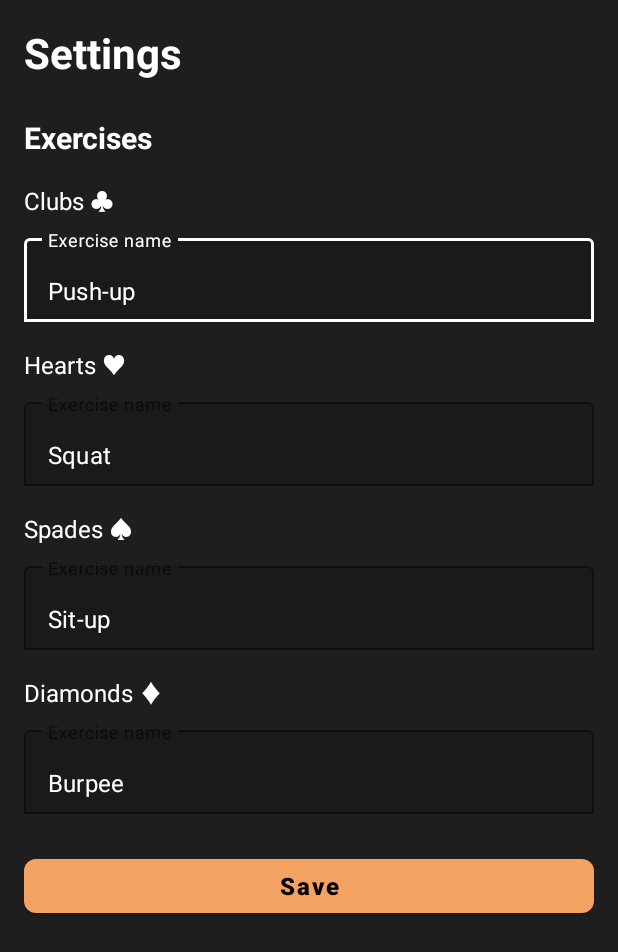
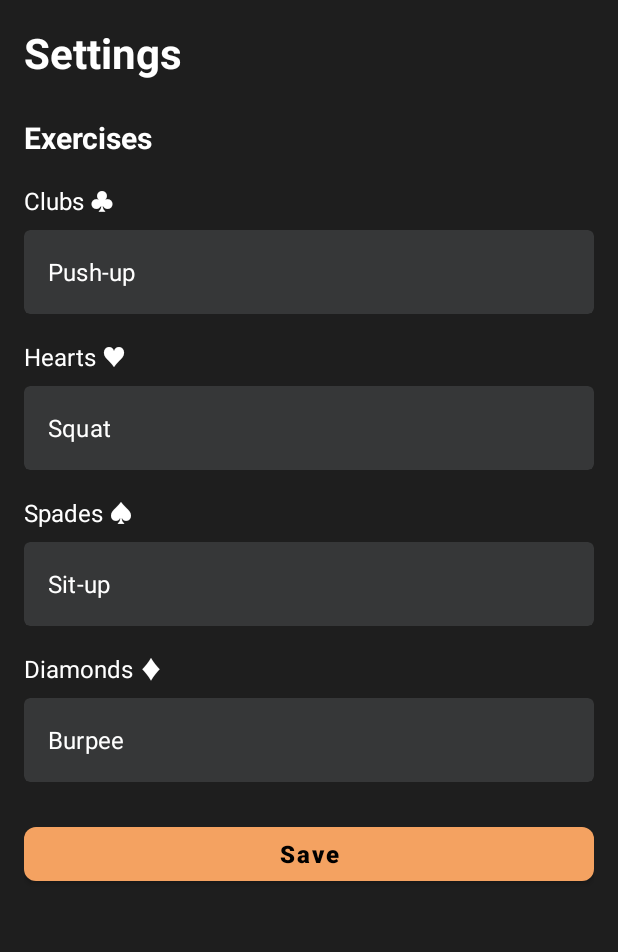
Before and after one commit to gooseyirl/gotch-bible-app, an Android app: the SettingsActivity screen opened directly, with no data from a screen before it, on a phone screen of 412 x 824 dp. Shown: the top 952 px of the screen. Run offline under Robolectric (Android 15) with nearby library versions, the phone set to English and light mode, and no system bars.

Commit message:
Improve Settings UI with visible input backgrounds
- Wrap TextInputLayouts in MaterialCardViews with #363738 background color
- Remove hint text that was barely visible (black on dark)
- Center text vertically within input boxes with proper padding
- Add horizontal padding to inputs for better text positioning
- Set TextInputLayout to 'none' mode to avoid theme conflicts
- Add input_box_background color resource
- Update theme with colorSurface and colorOnSurface attributes

This makes the Settings input fields clearly visible against the dark background while maintaining the app's color scheme.

🤖 Generated with [Claude Code](https://claude.com/claude-code)

Co-Authored-By: Claude <noreply@anthropic.com>

```diff
--- a/app/src/main/java/com/gooseco/gotchbible/SettingsActivity.kt
+++ b/app/src/main/java/com/gooseco/gotchbible/SettingsActivity.kt
@@ -1,11 +1,14 @@
 package com.gooseco.gotchbible
 
 import android.content.Context
+import android.content.res.ColorStateList
+import android.graphics.Color
 import android.os.Bundle
 import android.widget.Toast
 import androidx.appcompat.app.AppCompatActivity
 import com.google.android.material.button.MaterialButton
 import com.google.android.material.textfield.TextInputEditText
+import com.google.android.material.textfield.TextInputLayout
 
 class SettingsActivity : AppCompatActivity() {
 
@@ -25,11 +28,23 @@ class SettingsActivity : AppCompatActivity() {
         diamondsInput = findViewById(R.id.diamondsExerciseInput)
         saveButton = findViewById(R.id.saveButton)
 
+        // Apply background colors to TextInputLayouts
+        applyInputBackgrounds()
+
         loadExercises()
 
         saveButton.setOnClickListener {
             saveExercises()
         }
+    }
+
+    private fun applyInputBackgrounds() {
+        val backgroundColor = ColorStateList.valueOf(Color.parseColor("#363738"))
+
+        findViewById<TextInputLayout>(R.id.clubsInputLayout)?.setBoxBackgroundColorStateList(backgroundColor)
+        findViewById<TextInputLayout>(R.id.heartsInputLayout)?.setBoxBackgroundColorStateList(backgroundColor)
+        findViewById<TextInputLayout>(R.id.spadesInputLayout)?.setBoxBackgroundColorStateList(backgroundColor)
+        findViewById<TextInputLayout>(R.id.diamondsInputLayout)?.setBoxBackgroundColorStateList(backgroundColor)
     }
 
     private fun loadExercises() {
--- a/app/src/main/res/layout/activity_settings.xml
+++ b/app/src/main/res/layout/activity_settings.xml
@@ -39,22 +39,37 @@
             android:textColor="@color/text_primary"
             android:layout_marginBottom="8dp" />
 
-        <com.google.android.material.textfield.TextInputLayout
+        <com.google.android.material.card.MaterialCardView
             android:layout_width="match_parent"
             android:layout_height="wrap_content"
             android:layout_marginBottom="16dp"
-            app:boxBackgroundMode="outline"
-            app:boxStrokeColor="@color/text_primary"
-            app:hintTextColor="@color/text_primary">
+            app:cardBackgroundColor="@color/input_box_background"
+            app:cardElevation="0dp"
+            app:cardCornerRadius="4dp"
+            app:strokeWidth="0dp">
+
+            <com.google.android.material.textfield.TextInputLayout
+                android:id="@+id/clubsInputLayout"
+                android:layout_width="match_parent"
+                android:layout_height="wrap_content"
+                app:boxBackgroundMode="none"
+                app:hintEnabled="false">
 
                 <com.google.android.material.textfield.TextInputEditText
                     android:id="@+id/clubsExerciseInput"
                     android:layout_width="match_parent"
                     android:layout_height="wrap_content"
-                android:hint="Exercise name"
+                    android:minHeight="56dp"
+                    android:gravity="center_vertical"
+                    android:paddingTop="16dp"
+                    android:paddingBottom="16dp"
+                    android:paddingStart="16dp"
+                    android:paddingEnd="16dp"
                     android:inputType="text"
-                android:textColor="@color/text_primary" />
+                    android:textColor="@color/text_primary"
+                    android:background="@android:color/transparent" />
             </com.google.android.material.textfield.TextInputLayout>
+        </com.google.android.material.card.MaterialCardView>
 
         <!-- Hearts Exercise -->
         <TextView
@@ -65,22 +80,37 @@
             android:textColor="@color/text_primary"
             android:layout_marginBottom="8dp" />
 
-        <com.google.android.material.textfield.TextInputLayout
+        <com.google.android.material.card.MaterialCardView
             android:layout_width="match_parent"
             android:layout_height="wrap_content"
             android:layout_marginBottom="16dp"
-            app:boxBackgroundMode="outline"
-            app:boxStrokeColor="@color/text_primary"
-            app:hintTextColor="@color/text_primary">
+            app:cardBackgroundColor="@color/input_box_background"
+            app:cardElevation="0dp"
+            app:cardCornerRadius="4dp"
+            app:strokeWidth="0dp">
+
+            <com.google.android.material.textfield.TextInputLayout
+                android:id="@+id/heartsInputLayout"
+                android:layout_width="match_parent"
+                android:layout_height="wrap_content"
+                app:boxBackgroundMode="none"
+                app:hintEnabled="false">
 
                 <com.google.android.material.textfield.TextInputEditText
                     android:id="@+id/heartsExerciseInput"
                     android:layout_width="match_parent"
                     android:layout_height="wrap_content"
-                android:hint="Exercise name"
+                    android:minHeight="56dp"
+                    android:gravity="center_vertical"
+                    android:paddingTop="16dp"
+                    android:paddingBottom="16dp"
+                    android:paddingStart="16dp"
+                    android:paddingEnd="16dp"
                     android:inputType="text"
-                android:textColor="@color/text_primary" />
+                    android:textColor="@color/text_primary"
+                    android:background="@android:color/transparent" />
             </com.google.android.material.textfield.TextInputLayout>
+        </com.google.android.material.card.MaterialCardView>
 
         <!-- Spades Exercise -->
         <TextView
@@ -91,22 +121,37 @@
             android:textColor="@color/text_primary"
             android:layout_marginBottom="8dp" />
 
-        <com.google.android.material.textfield.TextInputLayout
+        <com.google.android.material.card.MaterialCardView
             android:layout_width="match_parent"
             android:layout_height="wrap_content"
             android:layout_marginBottom="16dp"
-            app:boxBackgroundMode="outline"
-            app:boxStrokeColor="@color/text_primary"
-            app:hintTextColor="@color/text_primary">
+            app:cardBackgroundColor="@color/input_box_background"
+            app:cardElevation="0dp"
+            app:cardCornerRadius="4dp"
+            app:strokeWidth="0dp">
+
+            <com.google.android.material.textfield.TextInputLayout
+                android:id="@+id/spadesInputLayout"
+                android:layout_width="match_parent"
+                android:layout_height="wrap_content"
+                app:boxBackgroundMode="none"
+                app:hintEnabled="false">
 
                 <com.google.android.material.textfield.TextInputEditText
                     android:id="@+id/spadesExerciseInput"
                     android:layout_width="match_parent"
                     android:layout_height="wrap_content"
-                android:hint="Exercise name"
+                    android:minHeight="56dp"
+                    android:gravity="center_vertical"
+                    android:paddingTop="16dp"
+                    android:paddingBottom="16dp"
+                    android:paddingStart="16dp"
+                    android:paddingEnd="16dp"
                     android:inputType="text"
-                android:textColor="@color/text_primary" />
+                    android:textColor="@color/text_primary"
+                    android:background="@android:color/transparent" />
             </com.google.android.material.textfield.TextInputLayout>
+        </com.google.android.material.card.MaterialCardView>
 
         <!-- Diamonds Exercise -->
         <TextView
@@ -117,22 +162,37 @@
             android:textColor="@color/text_primary"
             android:layout_marginBottom="8dp" />
 
-        <com.google.android.material.textfield.TextInputLayout
+        <com.google.android.material.card.MaterialCardView
             android:layout_width="match_parent"
             android:layout_height="wrap_content"
             android:layout_marginBottom="24dp"
-            app:boxBackgroundMode="outline"
-            app:boxStrokeColor="@color/text_primary"
-            app:hintTextColor="@color/text_primary">
+            app:cardBackgroundColor="@color/input_box_background"
+            app:cardElevation="0dp"
+            app:cardCornerRadius="4dp"
+            app:strokeWidth="0dp">
+
+            <com.google.android.material.textfield.TextInputLayout
+                android:id="@+id/diamondsInputLayout"
+                android:layout_width="match_parent"
+                android:layout_height="wrap_content"
+                app:boxBackgroundMode="none"
+                app:hintEnabled="false">
 
                 <com.google.android.material.textfield.TextInputEditText
                     android:id="@+id/diamondsExerciseInput"
                     android:layout_width="match_parent"
                     android:layout_height="wrap_content"
-                android:hint="Exercise name"
+                    android:minHeight="56dp"
+                    android:gravity="center_vertical"
+                    android:paddingTop="16dp"
+                    android:paddingBottom="16dp"
+                    android:paddingStart="16dp"
+                    android:paddingEnd="16dp"
                     android:inputType="text"
-                android:textColor="@color/text_primary" />
+                    android:textColor="@color/text_primary"
+                    android:background="@android:color/transparent" />
             </com.google.android.material.textfield.TextInputLayout>
+        </com.google.android.material.card.MaterialCardView>
 
         <com.google.android.material.button.MaterialButton
             android:id="@+id/saveButton"
--- a/app/src/main/res/values/colors.xml
+++ b/app/src/main/res/values/colors.xml
@@ -9,6 +9,7 @@
     <color name="black">#FF000000</color>
     <color name="text_primary">#FFFFFFFF</color>
     <color name="text_secondary">#B0B0B0</color>
+    <color name="input_box_background">#363738</color>
 
     <!-- Card colors -->
     <color name="card_red">#FFD32F2F</color>
--- a/app/src/main/res/values/themes.xml
+++ b/app/src/main/res/values/themes.xml
@@ -24,6 +24,9 @@
         <item name="android:textColorSecondary">@color/text_secondary</item>
         <item name="android:textColorHint">@color/text_secondary</item>
         <item name="editTextColor">@color/text_primary</item>
+        <!-- Text input layout colors -->
+        <item name="colorSurface">@color/dark_background</item>
+        <item name="colorOnSurface">@color/text_primary</item>
         <!-- Button style -->
         <item name="materialButtonStyle">@style/Widget.App.Button</item>
         <!-- Dialog theme -->
```
Lines whose indentation alone changed are shown as unchanged.
